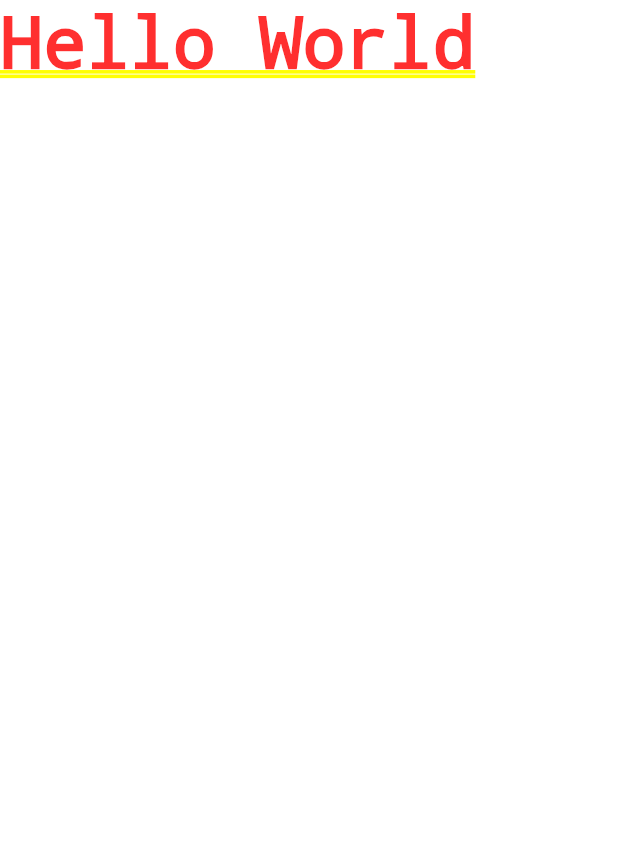
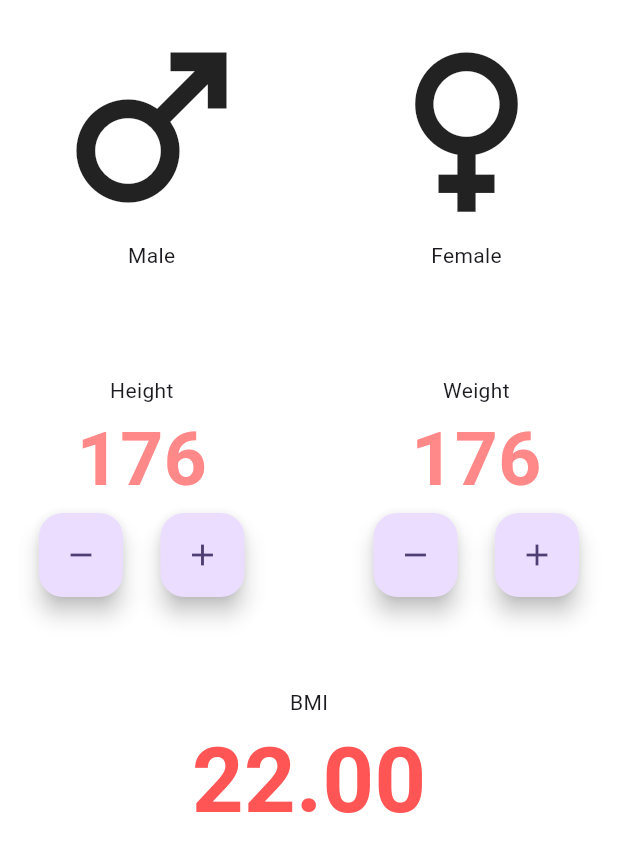
Before and after one commit to sachintha00/Flutter-BMI-Calculator-Demo, a Flutter app: the screen it shows after launch, on a phone screen of 412 x 824 dp. Shown: the top 852 px of the screen. Run offline on Flutter 3.47's test engine with Material 2 defaults, Android fonts, the phone set to English and light mode, and no system bars.

Commit message:
#4 Feat: Create the layout

```diff
--- a/demo/lib/utilities/consts.dart
+++ b/demo/lib/utilities/consts.dart
@@ -0,0 +1,7 @@
+import 'package:flutter/material.dart';
+
+const kTextColor = Color(0xFFFF8888);
+const kOutputTextColor = Color(0xFFFF5555);
+
+const kInputLabelColor =
+    TextStyle(color: kTextColor, fontSize: 50, fontWeight: FontWeight.bold);
--- a/demo/lib/widgets/MyHomePage/MyHomePage.dart
+++ b/demo/lib/widgets/MyHomePage/MyHomePage.dart
@@ -1,3 +1,4 @@
+import 'package:demo/utilities/consts.dart';
 import 'package:flutter/material.dart';
 
 class MyHomePage extends StatefulWidget {
@@ -10,9 +11,118 @@ class MyHomePage extends StatefulWidget {
 class _MyHomePageState extends State<MyHomePage> {
   @override
   Widget build(BuildContext context) {
-    return Container(
-      color: Colors.white,
-      child: const Text("Hello World"),
+    return Scaffold(
+      body: SafeArea(
+        child: Container(
+          padding: const EdgeInsets.symmetric(horizontal: 16),
+          color: Colors.white,
+          child: Column(
+            children: [
+              const Row(
+                children: [
+                  Padding(
+                    padding: EdgeInsets.all(10.0),
+                    child: Column(
+                      children: [
+                        Icon(
+                          Icons.male,
+                          size: 150,
+                        ),
+                        Text("Male")
+                      ],
+                    ),
+                  ),
+                  Spacer(),
+                  Padding(
+                    padding: EdgeInsets.all(10.0),
+                    child: Column(
+                      children: [
+                        Icon(
+                          Icons.female,
+                          size: 150,
+                        ),
+                        Text("Female")
+                      ],
+                    ),
+                  )
+                ],
+              ),
+              const SizedBox(
+                height: 50,
+              ),
+              const Row(
+                children: [
+                  Padding(
+                    padding: EdgeInsets.all(10.0),
+                    child: Column(
+                      children: [
+                        Text("Height"),
+                        Text(
+                          "176",
+                          style: kInputLabelColor,
+                        ),
+                        Row(
+                          children: [
+                            FloatingActionButton(
+                              onPressed: null,
+                              child: Icon(Icons.remove),
+                            ),
+                            SizedBox(
+                              width: 25,
+                            ),
+                            FloatingActionButton(
+                              onPressed: null,
+                              child: Icon(Icons.add),
+                            )
+                          ],
+                        )
+                      ],
+                    ),
+                  ),
+                  Spacer(),
+                  Padding(
+                    padding: EdgeInsets.all(10.0),
+                    child: Column(
+                      children: [
+                        Text("Weight"),
+                        Text("176", style: kInputLabelColor),
+                        Row(
+                          children: [
+                            FloatingActionButton(
+                              onPressed: null,
+                              child: Icon(Icons.remove),
+                            ),
+                            SizedBox(
+                              width: 25,
+                            ),
+                            FloatingActionButton(
+                              onPressed: null,
+                              child: Icon(Icons.add),
+                            )
+                          ],
+                        )
+                      ],
+                    ),
+                  )
+                ],
+              ),
+              const SizedBox(
+                height: 50,
+              ),
+              Column(
+                children: [
+                  const Text("BMI"),
+                  Text(
+                    "22.00",
+                    style: kInputLabelColor.copyWith(
+                        color: kOutputTextColor, fontSize: 60),
+                  ),
+                ],
+              )
+            ],
+          ),
+        ),
+      ),
     );
   }
 }
```
